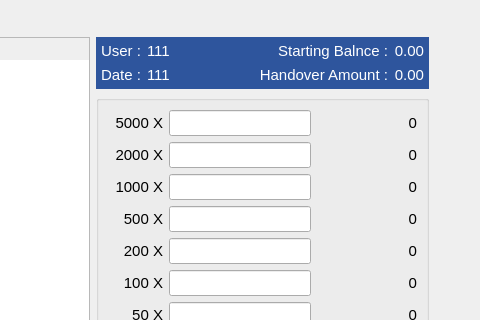
This is estorecpp/cashbalancestatus.ui in Watti/estorecpp as Qt 5 draws it before an edit; both pictures show x 461 to 941 and y 0 to 320 of the 941 by 635 pixel window. The edited form follows.
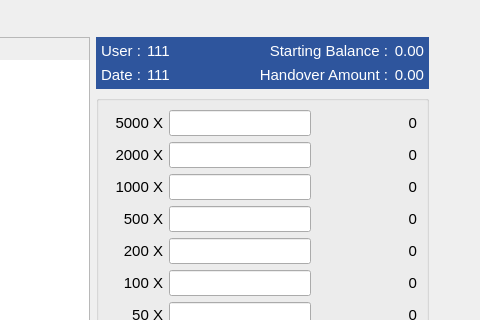
This is the edited form. Icons and pictures are not drawn.

```diff
--- a/estorecpp/cashbalancestatus.ui
+++ b/estorecpp/cashbalancestatus.ui
@@ -282,7 +282,7 @@
                    </font>
                   </property>
                   <property name="text">
-                   <string>Starting Balnce :</string>
+                   <string>Starting Balance :</string>
                   </property>
                   <property name="alignment">
                    <set>Qt::AlignRight|Qt::AlignTrailing|Qt::AlignVCenter</set>
```
